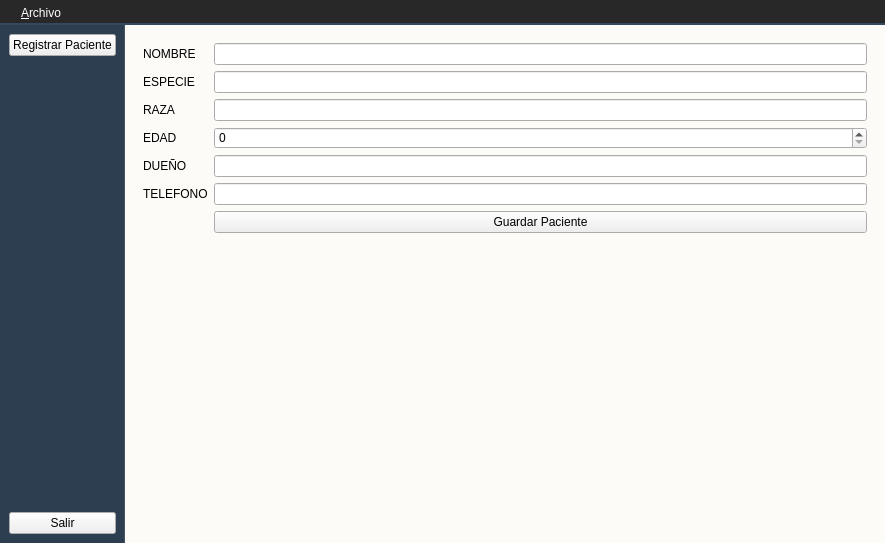
Qt form mainwindow.ui (FranciscoLanche05/Proyecto-Bimestre2-Programacion) before a commit.
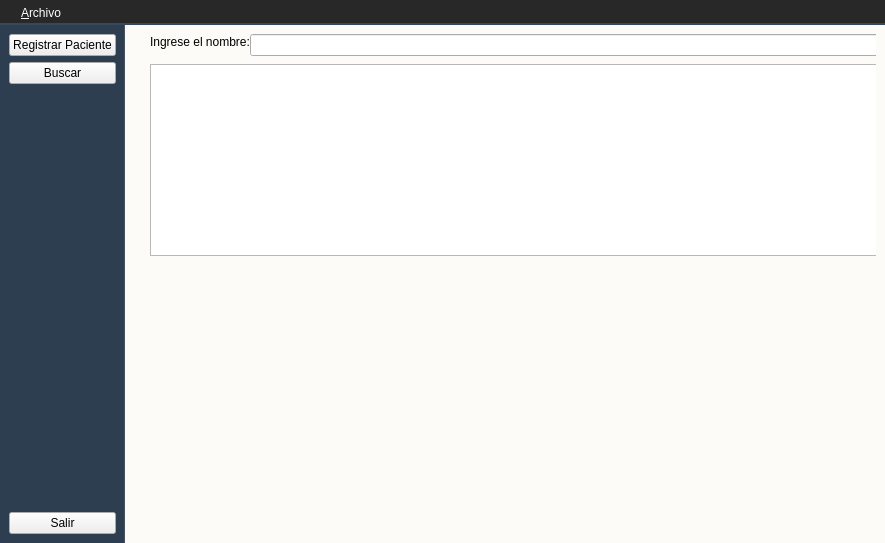
The same form after that commit.

Patch:
```diff
--- a/mainwindow.ui
+++ b/mainwindow.ui
@@ -50,10 +50,7 @@
    <property name="layoutDirection">
     <enum>Qt::LayoutDirection::LeftToRight</enum>
    </property>
-   <layout class="QHBoxLayout" name="horizontalLayout">
-    <property name="spacing">
-     <number>0</number>
-    </property>
+   <layout class="QGridLayout" name="gridLayout">
     <property name="leftMargin">
      <number>0</number>
     </property>
@@ -66,7 +63,7 @@
     <property name="bottomMargin">
      <number>0</number>
     </property>
-    <item>
+    <item row="0" column="0">
      <widget class="QWidget" name="menuLateral" native="true">
       <property name="enabled">
        <bool>true</bool>
@@ -85,6 +82,13 @@
          </property>
         </widget>
        </item>
+       <item>
+        <widget class="QPushButton" name="btnIrBuscar">
+         <property name="text">
+          <string>Buscar</string>
+         </property>
+        </widget>
+       </item>
        <item>
         <spacer name="verticalSpacer">
          <property name="orientation">
@@ -108,7 +112,7 @@
       </layout>
      </widget>
     </item>
-    <item>
+    <item row="0" column="1">
      <widget class="QWidget" name="panelCentral" native="true">
       <property name="enabled">
        <bool>true</bool>
@@ -123,7 +127,7 @@
        <item>
         <widget class="QStackedWidget" name="stackedWidget">
          <property name="currentIndex">
-          <number>0</number>
+          <number>1</number>
          </property>
          <widget class="QWidget" name="pageRegistro">
           <layout class="QFormLayout" name="formLayout">
@@ -217,7 +221,47 @@
            </item>
           </layout>
          </widget>
-         <widget class="QWidget" name="page_2"/>
+         <widget class="QWidget" name="pageTabla">
+          <property name="enabled">
+           <bool>true</bool>
+          </property>
+          <widget class="QTableView" name="tablaPacientes">
+           <property name="geometry">
+            <rect>
+             <x>10</x>
+             <y>30</y>
+             <width>731</width>
+             <height>192</height>
+            </rect>
+           </property>
+          </widget>
+          <widget class="QLineEdit" name="txtBuscar">
+           <property name="geometry">
+            <rect>
+             <x>110</x>
+             <y>0</y>
+             <width>631</width>
+             <height>22</height>
+            </rect>
+           </property>
+           <property name="text">
+            <string/>
+           </property>
+          </widget>
+          <widget class="QLabel" name="labelBuscar">
+           <property name="geometry">
+            <rect>
+             <x>10</x>
+             <y>0</y>
+             <width>101</width>
+             <height>16</height>
+            </rect>
+           </property>
+           <property name="text">
+            <string>Ingrese el nombre:</string>
+           </property>
+          </widget>
+         </widget>
         </widget>
        </item>
       </layout>
```
Left out of the diff: 2 changed lines with no effect on the pictures.
